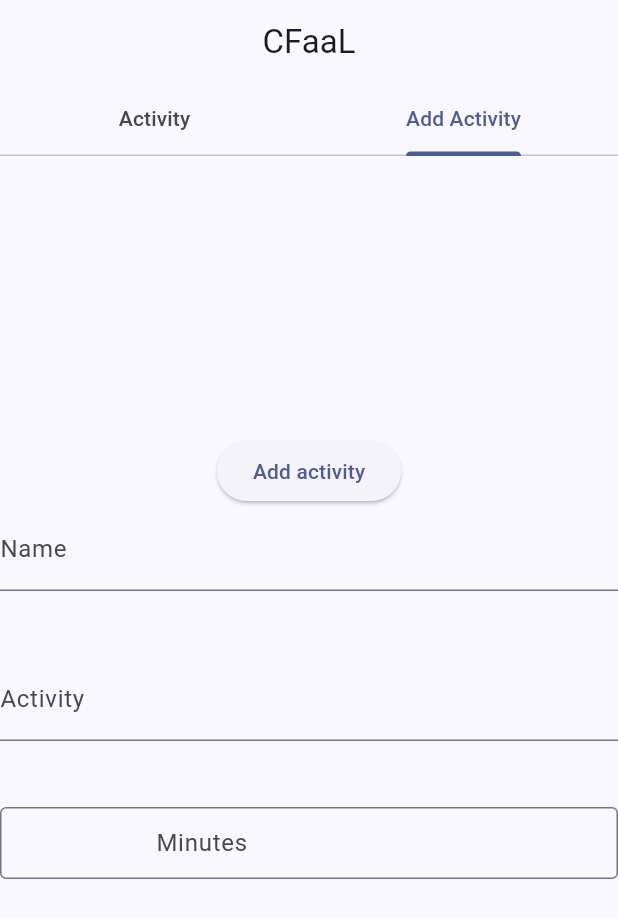
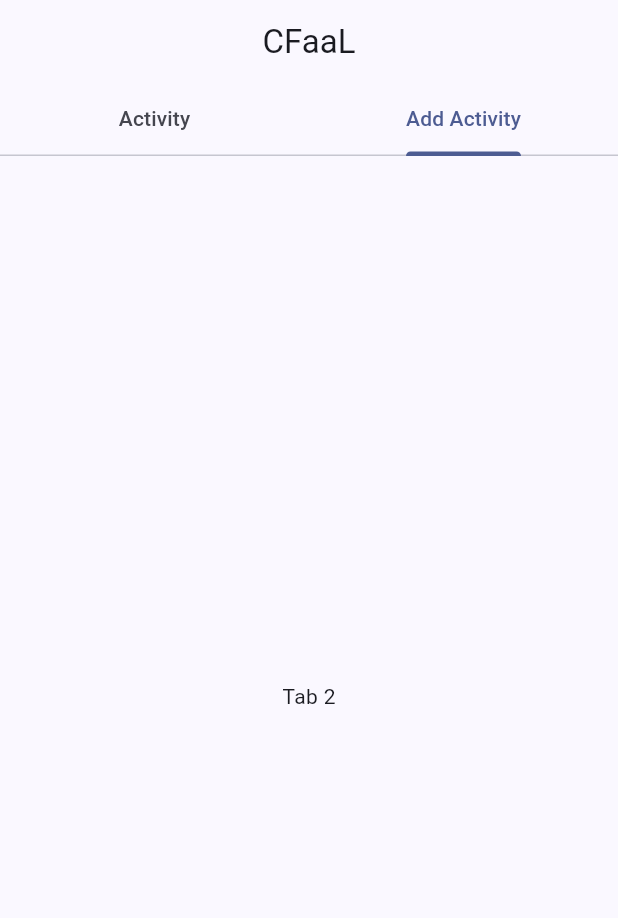
Before and after one commit to JK9400/Flutter-Demo, a Flutter app: the screen it shows after launch, on a phone screen of 412 x 824 dp. Shown: the top 918 px of the screen. Run offline on Flutter 3.47's test engine with Material 3 defaults, Android fonts, the phone set to English and light mode, and no system bars.

Commit message:
separate tabs added

```diff
--- a/lib/main.dart
+++ b/lib/main.dart
@@ -1,5 +1,4 @@
 import 'package:flutter/material.dart';
-import 'package:flutter/services.dart';
 
 /// Flutter code sample for [AppBar].
 
@@ -17,7 +16,8 @@
   Widget build(BuildContext context) {
     return MaterialApp(
       theme: ThemeData(
-          colorSchemeSeed: const Color.fromARGB(255, 0, 89, 255), useMaterial3: true),
+          colorSchemeSeed: const Color.fromARGB(255, 0, 89, 255),
+          useMaterial3: true),
       home: const AppBarExample(),
     );
   }
@@ -31,7 +31,7 @@
     final ColorScheme colorScheme = Theme.of(context).colorScheme;
     final Color oddItemColor = colorScheme.primary.withOpacity(0.05);
     final Color evenItemColor = colorScheme.primary.withOpacity(0.15);
-    const int tabsCount = 3;
+    const int tabsCount = 2;
 
     return DefaultTabController(
       initialIndex: 1,
@@ -40,70 +40,80 @@
         appBar: AppBar(
           centerTitle: true,
           title: const Text('CFaaL'),
-          // This check specifies which nested Scrollable's scroll notification
-          // should be listened to.
-          //
-          // When `ThemeData.useMaterial3` is true and scroll view has
-          // scrolled underneath the app bar, this updates the app bar
-          // background color and elevation.
-          //
-          // This sets `notification.depth == 1` to listen to the scroll
-          // notification from the nested `ListView.builder`.
           notificationPredicate: (ScrollNotification notification) {
             return notification.depth == 1;
           },
-          // The elevation value of the app bar when scroll view has
-          // scrolled underneath the app bar.
           scrolledUnderElevation: 4.0,
           shadowColor: Theme.of(context).shadowColor,
           bottom: TabBar(
             tabs: <Widget>[
               Tab(
-                // icon: const Icon(Icons.cloud_outlined),
                 text: titles[0],
               ),
               Tab(
-                // icon: const Icon(Icons.beach_access_sharp),
                 text: titles[1],
               ),
             ],
           ),
         ),
-        body: Center(
-          child: Column(
-            mainAxisAlignment: MainAxisAlignment.center, // Center the column vertically
-            crossAxisAlignment: CrossAxisAlignment.center, // Center the children horizontally
-            children: <Widget>[
-              ElevatedButton(
-                onPressed: () {
-                  // Define the action for the first button here
-                  print('Button 1 pressed');
-                },
-                child: const Text('Add activity'),
-              ),
-              const SizedBox(height: 100, child: TextField(
-                decoration: InputDecoration(
-                  labelText: 'Name',
-                ),
-              )), // Add spacing between buttons
-              const SizedBox(height: 100, child: TextField(
-                decoration: InputDecoration(
-                  labelText: 'Activity',
-                ),
-              ),), // Add spacing between buttons
-              SizedBox(height: 100, child: TextField(
-                 decoration: const InputDecoration(labelText: "Minutes", contentPadding: EdgeInsets.symmetric(
-                  horizontal: 100.0,
-                ), border: OutlineInputBorder()),
-                 keyboardType: TextInputType.number,
-                 inputFormatters: <TextInputFormatter>[
-                   FilteringTextInputFormatter.digitsOnly
-                 ], // Only numbers can be entered
-               )), // Add spacing between buttons
+        body: const TabBarView(
+          children: [
+            Center(
+              child: Text("Tab 1"),
+            ),
 
-            ],
-          ),
+            // Second tab
+            Center(
+              child: Text("Tab 2"),
+            ),
+          ],
         ),
+        // body: Center(
+        //   child: Column(
+        //     mainAxisAlignment:
+        //         MainAxisAlignment.center, // Center the column vertically
+        //     crossAxisAlignment:
+        //         CrossAxisAlignment.center, // Center the children horizontally
+        //     children: <Widget>[
+        //       ElevatedButton(
+        //         onPressed: () {
+        //           // Define the action for the first button here
+        //           print('Button 1 pressed');
+        //         },
+        //         child: const Text('Add activity'),
+        //       ),
+        //       const SizedBox(
+        //           height: 100,
+        //           child: TextField(
+        //             decoration: InputDecoration(
+        //               labelText: 'Name',
+        //             ),
+        //           )), // Add spacing between buttons
+        //       const SizedBox(
+        //         height: 100,
+        //         child: TextField(
+        //           decoration: InputDecoration(
+        //             labelText: 'Activity',
+        //           ),
+        //         ),
+        //       ), // Add spacing between buttons
+        //       SizedBox(
+        //           height: 100,
+        //           child: TextField(
+        //             decoration: const InputDecoration(
+        //                 labelText: "Minutes",
+        //                 contentPadding: EdgeInsets.symmetric(
+        //                   horizontal: 100.0,
+        //                 ),
+        //                 border: OutlineInputBorder()),
+        //             keyboardType: TextInputType.number,
+        //             inputFormatters: <TextInputFormatter>[
+        //               FilteringTextInputFormatter.digitsOnly
+        //             ], // Only numbers can be entered
+        //           )), // Add spacing between buttons
+        //     ],
+        //   ),
+        // ),
       ),
     );
   }
```
